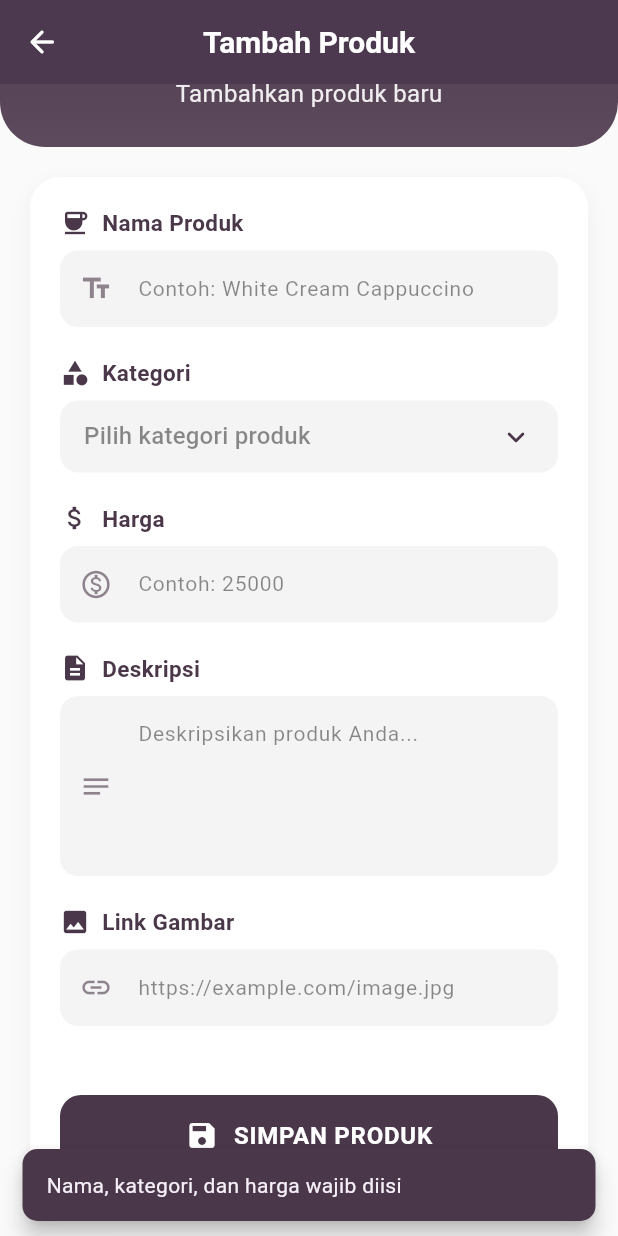
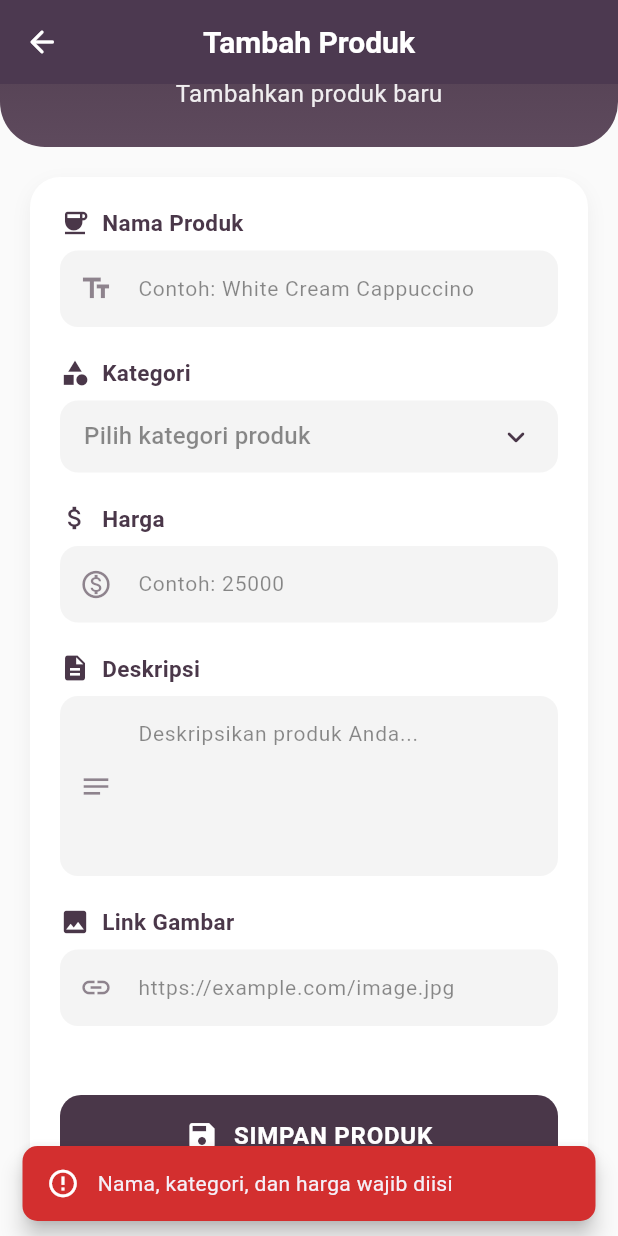
Before and after one commit to HafizhHabiibi/project-kuliah-mwsp-bijiapp, a Flutter app: the ProductFormPage screen opened directly, scrolled down 101 dp, after a tap on "SIMPAN PRODUK", on a phone screen of 412 x 824 dp. Run offline on Flutter 3.47's test engine with Material 3 defaults, Android fonts, the light colour scheme and no system bars; our stand-ins replace flutter_colorpicker, flutter_svg, shared_preferences, smooth_page_indicator; accounts and stored records are empty; Roboto replaces fonts that are missing (Poppins).

Commit message:
feat(product_form_page): menambahkan penanganan hanya user pemilik product yang bisa edit dan hapus

```diff
--- a/flutter_bijiapp/lib/pages/product_form_page.dart
+++ b/flutter_bijiapp/lib/pages/product_form_page.dart
@@ -59,7 +59,7 @@ class _ProductFormPageState extends State<ProductFormPage> {
     if (_nameController.text.isEmpty ||
         _priceController.text.isEmpty ||
         _selectedCategory == null) {
-      _showMessage('Nama, kategori, dan harga wajib diisi');
+      _showMessage('Nama, kategori, dan harga wajib diisi', isError: true);
       return;
     }
 
@@ -90,30 +90,65 @@ class _ProductFormPageState extends State<ProductFormPage> {
         );
       }
 
+      // IMPROVED ERROR HANDLING
       if (response.statusCode == 200 || response.statusCode == 201) {
         _showMessage(
           isEdit ? 'Produk berhasil diupdate' : 'Produk berhasil ditambahkan',
+          isError: false,
         );
         Navigator.pop(context, true);
       } else if (response.statusCode == 401) {
-        _showMessage('Session habis, silakan login ulang');
+        _showMessage('Session habis, silakan login ulang', isError: true);
+      } else if (response.statusCode == 403) {
+        // HANDLE FORBIDDEN - User bukan pemilik produk
+        _showMessage(
+          'Anda tidak memiliki akses untuk ${isEdit ? "mengubah" : "menghapus"} produk ini',
+          isError: true,
+        );
+        // Kembali ke halaman sebelumnya karena user tidak punya akses
+        Future.delayed(const Duration(seconds: 2), () {
+          if (mounted) Navigator.pop(context);
+        });
+      } else if (response.statusCode == 404) {
+        //  HANDLE NOT FOUND
+        _showMessage('Produk tidak ditemukan', isError: true);
       } else {
-        _showMessage('Gagal menyimpan produk');
+        // HANDLE ERROR LAINNYA
+        _showMessage(
+          'Gagal menyimpan produk. Kode error: ${response.statusCode}',
+          isError: true,
+        );
       }
     } catch (e) {
-      _showMessage(e.toString());
+      _showMessage('Terjadi kesalahan: ${e.toString()}', isError: true);
     } finally {
       setState(() => _isLoading = false);
     }
   }
 
-  void _showMessage(String message) {
+  // IMPROVED MESSAGE FUNCTION - Tambahkan parameter isError
+  void _showMessage(String message, {bool isError = false}) {
     ScaffoldMessenger.of(context).showSnackBar(
       SnackBar(
-        content: Text(message),
-        backgroundColor: const Color(0xFF4A3749),
+        content: Row(
+          children: [
+            Icon(
+              isError ? Icons.error_outline : Icons.check_circle_outline,
+              color: Colors.white,
+              size: 22,
+            ),
+            const SizedBox(width: 12),
+            Expanded(
+              child: Text(message, style: const TextStyle(fontSize: 14)),
+            ),
+          ],
+        ),
+        backgroundColor: isError
+            ? const Color(0xFFD32F2F) // Merah untuk error
+            : const Color(0xFF4A3749), // Ungu untuk success
         behavior: SnackBarBehavior.floating,
         shape: RoundedRectangleBorder(borderRadius: BorderRadius.circular(10)),
+        duration: Duration(seconds: isError ? 3 : 2),
       ),
     );
   }
```
